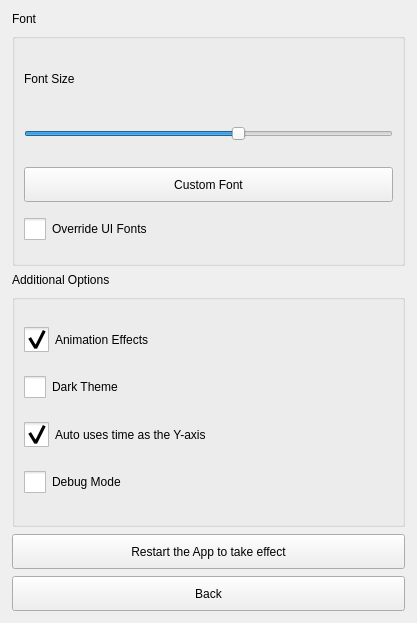
ic005k/Knot-Legacy, file src/Preferences.ui: the form before one commit.
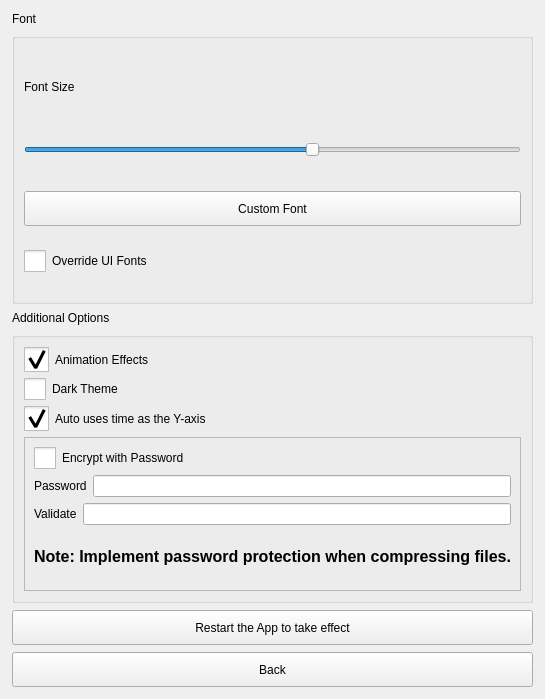
The form after the commit. Icons and pictures are not drawn.

What changed in the file:
```diff
--- a/src/Preferences.ui
+++ b/src/Preferences.ui
@@ -7,7 +7,7 @@
     <x>0</x>
     <y>0</y>
     <width>417</width>
-    <height>623</height>
+    <height>699</height>
    </rect>
   </property>
   <property name="windowTitle">
@@ -161,7 +161,7 @@
      <property name="title">
       <string/>
      </property>
-     <layout class="QVBoxLayout" name="verticalLayout_3">
+     <layout class="QVBoxLayout" name="verticalLayout_4">
       <item>
        <widget class="QCheckBox" name="chkAniEffects">
         <property name="styleSheet">
@@ -229,17 +229,70 @@
        </widget>
       </item>
       <item>
-       <widget class="QCheckBox" name="chkDebug">
-        <property name="styleSheet">
-         <string notr="true">QCheckBox::indicator {
+       <widget class="QFrame" name="frame">
+        <property name="frameShape">
+         <enum>QFrame::StyledPanel</enum>
+        </property>
+        <property name="frameShadow">
+         <enum>QFrame::Raised</enum>
+        </property>
+        <layout class="QVBoxLayout" name="verticalLayout_3">
+         <item>
+          <widget class="QCheckBox" name="chkZip">
+           <property name="styleSheet">
+            <string notr="true">QCheckBox::indicator {
     /* 选择框尺寸 */
     width:22px;
     height:22px;
 }</string>
-        </property>
-        <property name="text">
-         <string>Debug Mode</string>
-        </property>
+           </property>
+           <property name="text">
+            <string>Encrypt with Password</string>
+           </property>
+          </widget>
+         </item>
+         <item>
+          <layout class="QHBoxLayout" name="horizontalLayout">
+           <item>
+            <widget class="QLabel" name="label_3">
+             <property name="text">
+              <string>Password</string>
+             </property>
+            </widget>
+           </item>
+           <item>
+            <widget class="QLineEdit" name="editPassword"/>
+           </item>
+          </layout>
+         </item>
+         <item>
+          <layout class="QHBoxLayout" name="horizontalLayout_2">
+           <item>
+            <widget class="QLabel" name="label_4">
+             <property name="text">
+              <string>Validate</string>
+             </property>
+            </widget>
+           </item>
+           <item>
+            <widget class="QLineEdit" name="editValidate"/>
+           </item>
+          </layout>
+         </item>
+         <item>
+          <widget class="QLabel" name="lblZipTip">
+           <property name="font">
+            <font>
+             <pointsize>12</pointsize>
+             <bold>true</bold>
+            </font>
+           </property>
+           <property name="text">
+            <string>Note: Implement password protection when compressing files.</string>
+           </property>
+          </widget>
+         </item>
+        </layout>
        </widget>
       </item>
      </layout>
```
